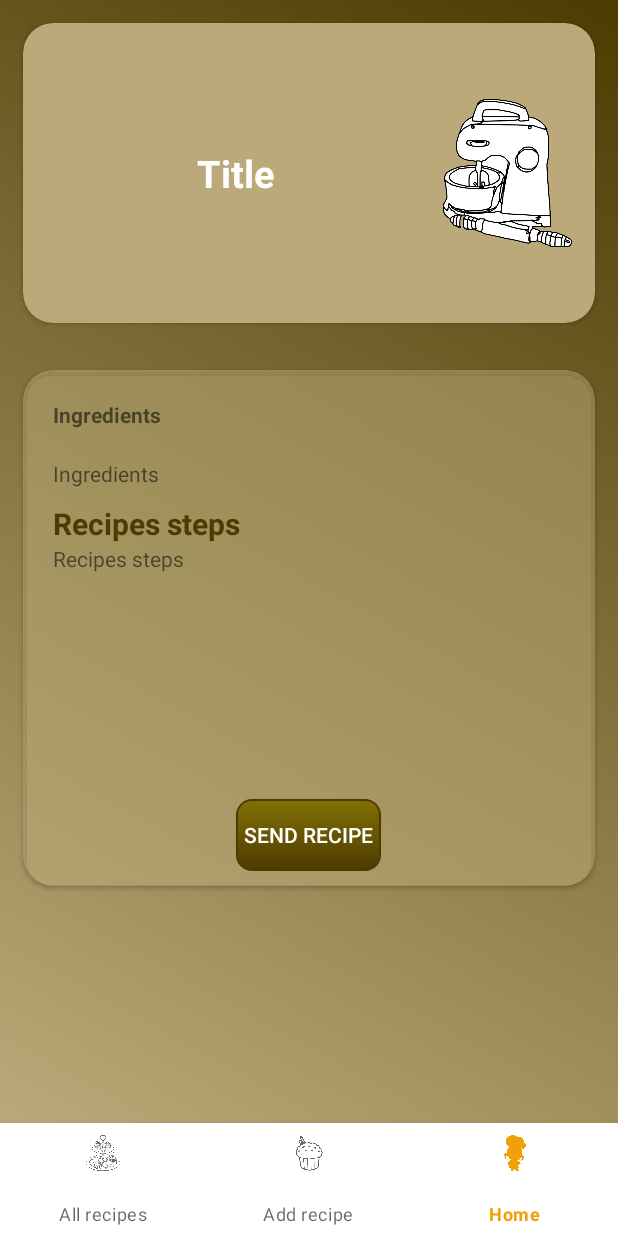
After one commit to Oana-Ivan/MyRecipes, an Android app: the fragment RecipeDetailsFragment placed in its activity, on a phone screen of 412 x 824 dp. The commit adds this screen. Run offline under Robolectric (Android 15) with nearby library versions, the phone set to English and light mode, and no system bars; our stand-ins replace Firebase (no records; nobody signed in at launch, a user with empty details on screens opened directly); 5 statements that could not run were skipped.

Commit message:
Added fragment for recipe details

```diff
--- a/app/src/main/java/ro/unibuc/myrecipes/recipes/AllRecipesFragment.java
+++ b/app/src/main/java/ro/unibuc/myrecipes/recipes/AllRecipesFragment.java
@@ -3,6 +3,7 @@ package ro.unibuc.myrecipes.recipes;
 import android.os.Bundle;
 
 import androidx.fragment.app.Fragment;
+import androidx.fragment.app.FragmentTransaction;
 import androidx.recyclerview.widget.LinearLayoutManager;
 import androidx.recyclerview.widget.RecyclerView;
 
@@ -78,13 +79,20 @@ public class AllRecipesFragment extends Fragment {
                     }
                 });
 
+                // click on recipe
+                recipesAdapter.setOnItemClickListener(position -> {
+                    // Redirect to recipe page
+                    FragmentTransaction ft =  getActivity().getSupportFragmentManager().beginTransaction();
+                    ft.setTransition(FragmentTransaction.TRANSIT_FRAGMENT_OPEN);
+                    RecipeDetailsFragment recipeDetailsFragment = new RecipeDetailsFragment();
 
-                // click on animal
-                recipesAdapter.setOnItemClickListener(position -> {
-                    // TODO Redirect to recipe page
-//                    Intent intent = new Intent(getContext(), RecipeDetailsFragment.class);
-//                    intent.putExtra("Recipe", recipes.get(position));
-//                    startActivity(intent);
+                    Bundle bundle = new Bundle();
+                    Recipe recipe = recipes.get(position);
+                    bundle.putSerializable("Recipe", recipe);
+                    recipeDetailsFragment.setArguments(bundle);
+                    ft.replace(R.id.container, recipeDetailsFragment);
+                    ft.addToBackStack(null);
+                    ft.commit();
                 });
 
                 Log.d(TAG, recipes.toString());
--- /dev/null
+++ b/app/src/main/java/ro/unibuc/myrecipes/recipes/RecipeDetailsFragment.java
@@ -0,0 +1,82 @@
+package ro.unibuc.myrecipes.recipes;
+
+import android.content.Intent;
+import android.os.Bundle;
+
+import androidx.appcompat.widget.AppCompatButton;
+import androidx.fragment.app.Fragment;
+
+import android.view.LayoutInflater;
+import android.view.View;
+import android.view.ViewGroup;
+import android.widget.ImageView;
+import android.widget.TextView;
+
+import com.bumptech.glide.Glide;
+
+import ro.unibuc.myrecipes.R;
+import ro.unibuc.myrecipes.models.Recipe;
+
+public class RecipeDetailsFragment extends Fragment {
+    private Recipe currentRecipe;
+    private ImageView recipeImage;
+    private TextView titleTV, ingredientsTV, stepsTV;
+    private AppCompatButton sendRecipeBtn;
+
+    public RecipeDetailsFragment() {
+        // Required empty public constructor
+    }
+
+    @Override
+    public View onCreateView(LayoutInflater inflater, ViewGroup container,
+                             Bundle savedInstanceState) {
+        // Inflate the layout for this fragment
+        View view = inflater.inflate(R.layout.fragment_recipe_details, container, false);
+        initViews(view);
+
+        Bundle bundle = getArguments();
+        currentRecipe = (Recipe) bundle.getSerializable("Recipe");
+
+        assignData(currentRecipe);
+
+        sendRecipeBtn.setOnClickListener(btn -> {
+            String recipe = recipeToString(currentRecipe);
+
+            Intent sendIntent = new Intent();
+            sendIntent.setAction(Intent.ACTION_SEND);
+            sendIntent.putExtra(Intent.EXTRA_TEXT, recipe);
+            sendIntent.setType("text/plain");
+
+            Intent shareIntent = Intent.createChooser(sendIntent, null);
+            startActivity(shareIntent);
+        });
+
+        return view;
+    }
+
+    private String recipeToString(Recipe currentRecipe) {
+        return currentRecipe.getTitle() + "\nIngredients: \n" + currentRecipe.getIngredients() + "\nSteps: \n" + currentRecipe.getSteps();
+    }
+
+    private void assignData(Recipe currentRecipe) {
+        // Set animal image
+        if (currentRecipe.getImage() != null) {
+            Glide.with(this).load(currentRecipe.getImage()).into(recipeImage);
+        }
+        else {
+//            recipeImage.setBackgroundResource(R.drawable.recipe);
+        }
+
+        titleTV.setText(currentRecipe.getTitle());
+        ingredientsTV.setText(currentRecipe.getIngredients());
+        stepsTV.setText(currentRecipe.getSteps());
+    }
+
+    private void initViews(View view) {
+        recipeImage = view.findViewById(R.id.fragment_recipe_details_img);
+        titleTV = view.findViewById(R.id.fragment_recipe_details_tv_title);
+        ingredientsTV = view.findViewById(R.id.fragment_recipe_details_tv_ingredients_2);
+        stepsTV = view.findViewById(R.id.fragment_recipe_details_tv_steps);
+        sendRecipeBtn = view.findViewById(R.id.fragment_recipe_details_btn_send_recipe);
+    }
+}
--- /dev/null
+++ b/app/src/main/res/drawable/gradient_background_1.xml
@@ -0,0 +1,8 @@
+<?xml version="1.0" encoding="utf-8"?>
+<shape xmlns:android="http://schemas.android.com/apk/res/android">
+    <gradient
+        android:type="radial"
+        android:gradientRadius="150%p"
+        android:startColor="@color/color_schema_background_2"
+        android:endColor="@color/color_schema_main" />
+</shape>
--- /dev/null
+++ b/app/src/main/res/drawable/gradient_background_2.xml
@@ -0,0 +1,8 @@
+<?xml version="1.0" encoding="utf-8"?>
+<shape xmlns:android="http://schemas.android.com/apk/res/android">
+    <gradient
+        android:type="linear"
+        android:angle="45"
+        android:startColor="@color/color_schema_background_2"
+        android:endColor="@color/color_schema_main" />
+</shape>
--- /dev/null
+++ b/app/src/main/res/layout/fragment_recipe_details.xml
@@ -0,0 +1,135 @@
+<?xml version="1.0" encoding="utf-8"?>
+<FrameLayout xmlns:android="http://schemas.android.com/apk/res/android"
+    xmlns:tools="http://schemas.android.com/tools"
+    android:layout_width="match_parent"
+    android:layout_height="match_parent"
+    xmlns:app="http://schemas.android.com/apk/res-auto"
+    tools:context=".recipes.RecipeDetailsFragment">
+
+    <androidx.constraintlayout.widget.ConstraintLayout
+        android:layout_width="match_parent"
+        android:layout_height="match_parent"
+        android:background="@drawable/gradient_background_2">
+
+        <androidx.cardview.widget.CardView
+            android:id="@+id/fragment_recipe_details_cv_info"
+            android:layout_width="match_parent"
+            android:layout_height="wrap_content"
+            android:layout_margin="15dp"
+            app:cardCornerRadius="20dp"
+            android:backgroundTint="@color/color_schema_background_2"
+
+            app:layout_constraintBottom_toBottomOf="parent"
+            app:layout_constraintTop_toTopOf="parent"
+            app:layout_constraintVertical_bias="0.0">
+
+            <LinearLayout
+                android:id="@+id/linearLayout"
+                android:layout_width="match_parent"
+                android:layout_height="200dp"
+
+                android:padding="10dp"
+                android:orientation="horizontal" >
+
+                <TextView
+                    android:id="@+id/fragment_recipe_details_tv_title"
+                    android:layout_width="wrap_content"
+                    android:layout_height="wrap_content"
+
+                    android:padding="10dp"
+                    android:layout_gravity="center"
+                    android:textAlignment="center"
+                    android:layout_weight="2"
+                    android:textSize="25sp"
+                    android:textStyle="bold"
+                    android:textColor="@color/white"
+                    android:text="@string/recipe_title" />
+
+                <ImageView
+                    android:id="@+id/fragment_recipe_details_img"
+                    android:layout_width="0dp"
+                    android:layout_height="match_parent"
+                    android:layout_weight="1"
+                    android:padding="5dp"
+                    android:src="@drawable/recipe" />
+            </LinearLayout>
+        </androidx.cardview.widget.CardView>
+
+        <androidx.cardview.widget.CardView
+            android:id="@+id/fragment_recipe_details_cv_info2"
+            android:layout_width="match_parent"
+            android:layout_height="wrap_content"
+            android:layout_margin="15dp"
+            app:cardCornerRadius="20dp"
+            android:backgroundTint="@color/color_schema_background_2_transparent"
+
+            app:layout_constraintBottom_toBottomOf="parent"
+            app:layout_constraintTop_toBottomOf="@+id/fragment_recipe_details_cv_info"
+            app:layout_constraintVertical_bias="0.1">
+
+            <LinearLayout
+                android:id="@+id/fragment_recipe_details_ll_options"
+                android:layout_width="match_parent"
+                android:layout_height="wrap_content"
+
+                android:orientation="vertical"
+                android:padding="10dp" >
+
+                <TextView
+                    android:id="@+id/fragment_recipe_details_tv_ingredients_1"
+                    android:layout_width="wrap_content"
+                    android:layout_height="wrap_content"
+
+                    android:padding="10dp"
+                    android:textStyle="bold"
+                    android:text="@string/ingredients" />
+
+                <TextView
+                    android:id="@+id/fragment_recipe_details_tv_ingredients_2"
+                    android:layout_width="wrap_content"
+                    android:layout_height="wrap_content"
+
+                    android:padding="10dp"
+                    android:text="@string/ingredients" />
+
+                <TextView
+                    android:id="@+id/fragment_recipe_details_tv_steps_title"
+                    android:layout_width="match_parent"
+                    android:layout_height="wrap_content"
+
+                    android:textStyle="bold"
+                    android:textColor="@color/color_schema_main"
+                    android:textSize="20sp"
+                    android:paddingLeft="10dp"
+                    android:text="@string/recipe_steps" />
+
+                <ScrollView
+                    android:layout_width="match_parent"
+                    android:layout_height="150dp">
+                    <TextView
+                        android:id="@+id/fragment_recipe_details_tv_steps"
+                        android:layout_width="match_parent"
+                        android:layout_height="match_parent"
+                        android:paddingLeft="10dp"
+                        android:text="@string/recipe_steps" />
+                </ScrollView>
+
+                <androidx.appcompat.widget.AppCompatButton
+                    android:id="@+id/fragment_recipe_details_btn_send_recipe"
+                    android:layout_width="wrap_content"
+                    android:layout_height="wrap_content"
+
+                    android:gravity="center"
+                    android:layout_gravity="center"
+                    android:background="@drawable/button"
+                    android:text="@string/send_recipe"
+                    android:textColor="@color/white"
+                    android:padding="5dp"
+                    android:layout_marginTop="20dp" />
+
+            </LinearLayout>
+        </androidx.cardview.widget.CardView>
+
+    </androidx.constraintlayout.widget.ConstraintLayout>
+
+</FrameLayout>
--- a/app/src/main/res/values/colors.xml
+++ b/app/src/main/res/values/colors.xml
@@ -1,7 +1,7 @@
 <?xml version="1.0" encoding="utf-8"?>
 <resources>
     <color name="blue">#A0B9D9</color>
-    <color name="cream">#F0F2AC</color>
+    <color name="cream">#A18317</color>
     <color name="orange">#F2A007</color>
     <color name="brown">#592B02</color>
     <color name="pink">#F2C4B3</color>
--- a/app/src/main/res/values/strings.xml
+++ b/app/src/main/res/values/strings.xml
@@ -11,4 +11,7 @@
     <string name="recipes">Recipes</string>
     <string name="recipe_details">recipe details</string>
     <string name="recipe_title">Title</string>
+    <string name="ingredients">Ingredients</string>
+    <string name="recipe_steps">Recipes steps</string>
+    <string name="send_recipe">Send recipe</string>
 </resources>
```
